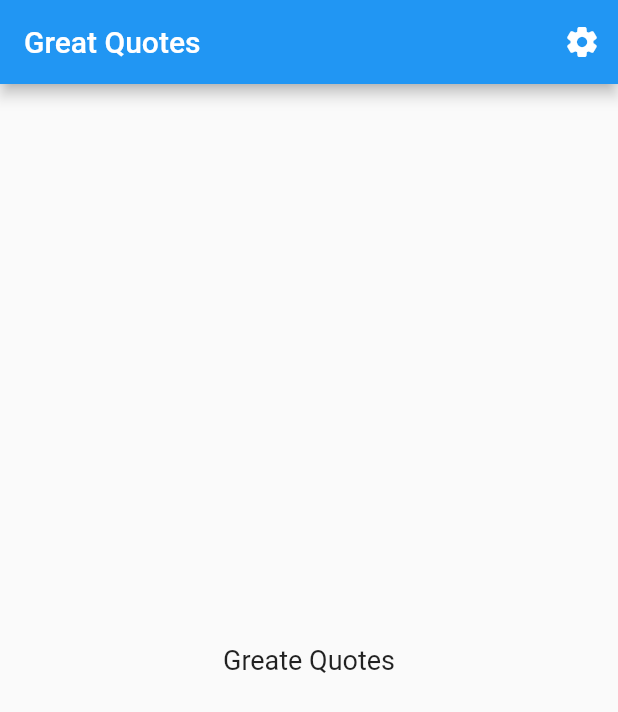
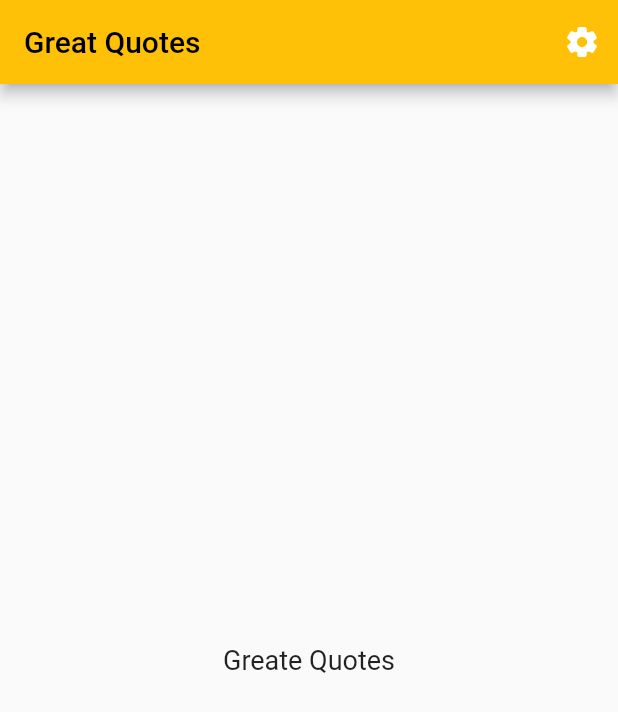
Before and after one commit to ViluppuramGLUG/great_quotes, a Flutter app: the screen it shows after launch, on a phone screen of 412 x 824 dp. Shown: the top 712 px of the screen. Run offline on Flutter 3.47's test engine with Material 2 defaults, Android fonts, the phone set to English and light mode, and no system bars.

Commit message:
collor changed

```diff
--- a/lib/main.dart
+++ b/lib/main.dart
@@ -15,7 +15,7 @@ class GreatQuotes extends StatelessWidget {
       debugShowCheckedModeBanner: false,
       title: 'Great Quotes',
       home: const HomePage(),
-      theme: ThemeData(primarySwatch: Colors.blue),
+      theme: ThemeData(primarySwatch: Colors.amber),
     );
   }
 }
```
